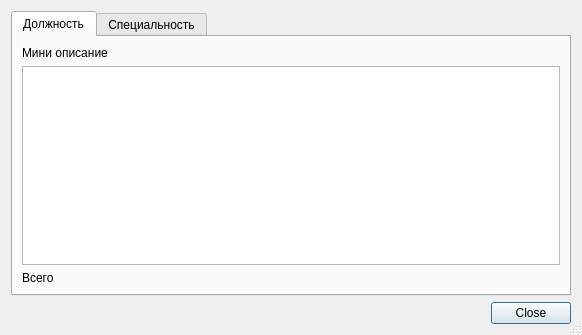
Before: the Qt Designer form RefBooks/PostOnAppointment/PostOnAppointmentList.ui in rusingineer/KPS-Samson, drawn with Qt 5.
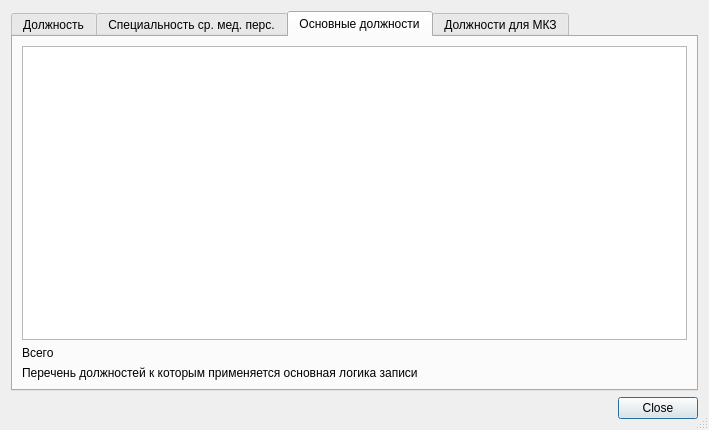
After: the same form once the commit is applied. The open tabs and pages were chosen to show the change. Custom widgets are drawn as their Qt base class.

```diff
--- a/RefBooks/PostOnAppointment/PostOnAppointmentList.ui
+++ b/RefBooks/PostOnAppointment/PostOnAppointmentList.ui
@@ -6,8 +6,8 @@
    <rect>
     <x>0</x>
     <y>0</y>
-    <width>582</width>
-    <height>335</height>
+    <width>709</width>
+    <height>430</height>
    </rect>
   </property>
   <property name="windowTitle">
@@ -37,13 +37,6 @@
        <string>Должность</string>
       </attribute>
       <layout class="QVBoxLayout" name="verticalLayout_2">
-       <item>
-        <widget class="QLabel" name="lblDescription">
-         <property name="text">
-          <string>Мини описание</string>
-         </property>
-        </widget>
-       </item>
        <item>
         <widget class="CTableView" name="tblItems"/>
        </item>
@@ -58,7 +51,7 @@
      </widget>
      <widget class="QWidget" name="tabCode11">
       <attribute name="title">
-       <string>Специальность</string>
+       <string>Специальность ср. мед. перс.</string>
       </attribute>
       <layout class="QVBoxLayout" name="verticalLayout">
        <item>
@@ -75,6 +68,67 @@
         <widget class="QLabel" name="label_2">
          <property name="text">
           <string>Всего</string>
+         </property>
+        </widget>
+       </item>
+       <item>
+        <widget class="QLabel" name="lblTab2Description">
+         <property name="text">
+          <string>Cпециальности которым разрешена неоднократная запись</string>
+         </property>
+         <property name="wordWrap">
+          <bool>true</bool>
+         </property>
+        </widget>
+       </item>
+      </layout>
+     </widget>
+     <widget class="QWidget" name="tabCode13">
+      <attribute name="title">
+       <string>Основные должности</string>
+      </attribute>
+      <layout class="QVBoxLayout" name="verticalLayout_3">
+       <item>
+        <widget class="CTableView" name="tblItems_3"/>
+       </item>
+       <item>
+        <widget class="QLabel" name="label_3">
+         <property name="text">
+          <string>Всего</string>
+         </property>
+        </widget>
+       </item>
+       <item>
+        <widget class="QLabel" name="lblTab3Description">
+         <property name="text">
+          <string>Перечень должностей к которым применяется основная логика записи</string>
+         </property>
+        </widget>
+       </item>
+      </layout>
+     </widget>
+     <widget class="QWidget" name="tabCode14">
+      <attribute name="title">
+       <string>Должности для МКЗ</string>
+      </attribute>
+      <layout class="QVBoxLayout" name="verticalLayout_4">
+       <item>
+        <widget class="CTableView" name="tblItems_4"/>
+       </item>
+       <item>
+        <widget class="QLabel" name="label_4">
+         <property name="text">
+          <string>Всего</string>
+         </property>
+        </widget>
+       </item>
+       <item>
+        <widget class="QLabel" name="lblTab4Description">
+         <property name="text">
+          <string>Перечень должностей, к которым применяется только межкабинетная запись (не предусматривается запись через другие источники)</string>
+         </property>
+         <property name="wordWrap">
+          <bool>true</bool>
          </property>
         </widget>
        </item>
```
Left out of the diff: 17 changed lines with no effect on the pictures.
